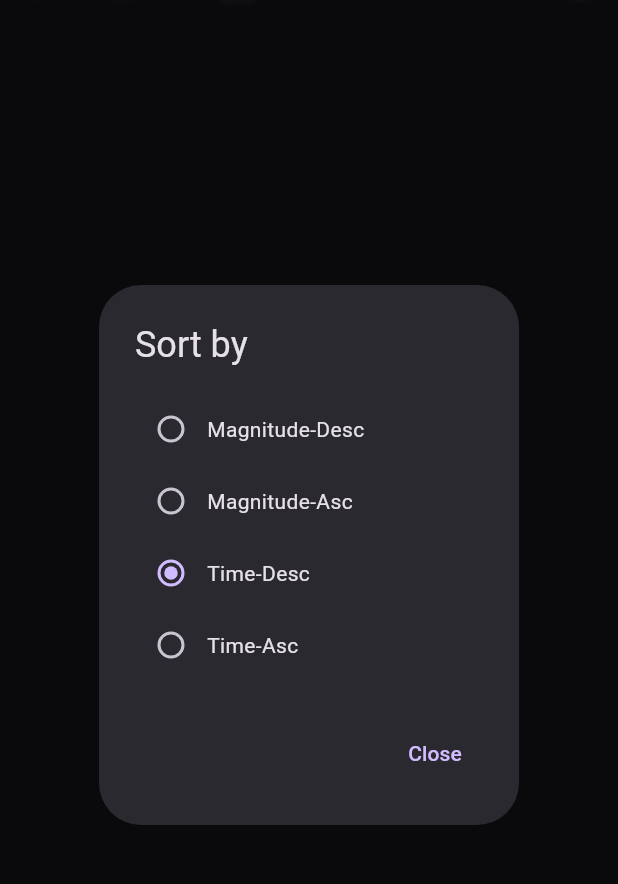
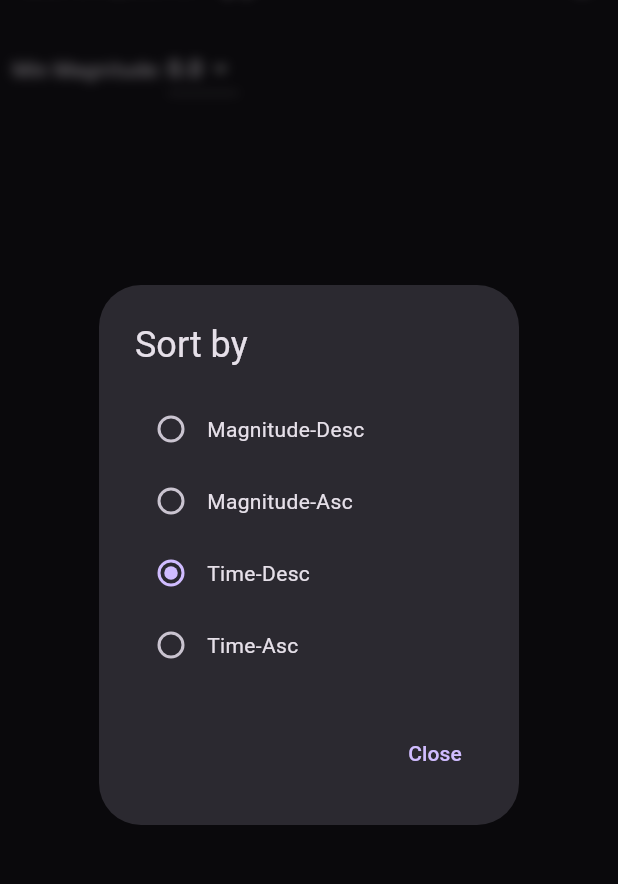
Before and after one commit to Fenirok/Earthquake_app, a Flutter app: the screen it shows after launch, after a tap on the "sort" icon, on a phone screen of 412 x 824 dp, the part 63-947 px from its top. Run offline on Flutter 3.47's test engine with Material 3 defaults, Android fonts, the phone set to English and light mode, and no system bars; our stand-ins replace flutter_easyloading, gap, geocoding, geolocator; network calls fail.

Commit message:
Add minimum magnitude filter and related updates

```diff
--- a/lib/main.dart
+++ b/lib/main.dart
@@ -16,7 +16,7 @@ void main() {
           create: (ctx) => ThemeProvider(),
         ),
       ],
-      child: MyApp(),
+      child: const MyApp(),
     ),
   );
 }
@@ -33,7 +33,7 @@ class MyApp extends StatelessWidget {
       theme: ThemeData.light(),
       darkTheme: ThemeData.dark(),
       builder: EasyLoading.init(),
-      home: HomePage(),
+      home: const HomePage(),
     );
   }
 }
--- a/lib/pages/customPageRoute.dart
+++ b/lib/pages/customPageRoute.dart
@@ -7,7 +7,7 @@ class CustomPageRoute extends PageRouteBuilder {
   CustomPageRoute({required this.child})
       : super(
     transitionDuration: const Duration(milliseconds: 200),
-    reverseTransitionDuration: Duration(milliseconds: 200),
+    reverseTransitionDuration: const Duration(milliseconds: 200),
     pageBuilder: (context, animation, secondaryAnimation) => child,
   );
 
--- a/lib/pages/home_page.dart
+++ b/lib/pages/home_page.dart
@@ -16,6 +16,9 @@ class HomePage extends StatefulWidget {
 }
 
 class _HomePageState extends State<HomePage> {
+  double _selectedMinMagnitude = 0;
+  final List<double> _magnitudeOptions = [0, 1, 2, 3, 4, 5, 6, 7];
+
   @override
   void didChangeDependencies() {
     Provider.of<AppDataProvider>(context, listen: false).init();
@@ -26,30 +29,63 @@ class _HomePageState extends State<HomePage> {
   Widget build(BuildContext context) {
     return Scaffold(
       appBar: AppBar(
-        title: Text('EarthQuake App'),
+        title: const Text('EarthQuake App'),
         actions: [
           IconButton(
             onPressed: _showSortingDialog,
-            icon: Icon(Icons.sort),
+            icon: const Icon(Icons.sort),
           ),
           IconButton(
             onPressed: () =>
-                Navigator.push(context, CustomPageRoute(child: SettingsPage())),
-            icon: Icon(Icons.settings),
+                Navigator.push(context, CustomPageRoute(child: const SettingsPage())),
+            icon: const Icon(Icons.settings),
           ),
         ],
       ),
-      body: Consumer<AppDataProvider>(
-        builder: (context, provider, child) => provider.hasDataLoaded
-            ? provider.earthquakeModels!.features!.isEmpty
-                ? Center(
-                    child: Text('No record found'),
-                  )
-                : ListView.builder(
-                    itemCount: provider.earthquakeModels!.features!.length,
+      body: Column(
+        children: [
+          Padding(
+            padding: const EdgeInsets.all(8.0),
+            child: Row(
+              children: [
+                const Text('Min Magnitude: '),
+                DropdownButton<double>(
+                  value: _selectedMinMagnitude,
+                  items: _magnitudeOptions
+                      .map((mag) => DropdownMenuItem(
+                            value: mag,
+                            child: Text(mag.toString()),
+                          ))
+                      .toList(),
+                  onChanged: (value) {
+                    if (value != null) {
+                      setState(() {
+                        _selectedMinMagnitude = value;
+                      });
+                    }
+                  },
+                ),
+              ],
+            ),
+          ),
+          Expanded(
+            child: Consumer<AppDataProvider>(
+              builder: (context, provider, child) {
+                if (!provider.hasDataLoaded) {
+                  return const Center(child: Text('Please Wait'));
+                }
+                final allFeatures = provider.earthquakeModels!.features!;
+                final filteredFeatures = allFeatures.where((feature) {
+                  final mag = feature.properties?.mag;
+                  return mag != null && mag >= _selectedMinMagnitude;
+                }).toList();
+                if (filteredFeatures.isEmpty) {
+                  return const Center(child: Text('No record found'));
+                }
+                return ListView.builder(
+                  itemCount: filteredFeatures.length,
                   itemBuilder: (context, index) {
-                      final data = provider
-                          .earthquakeModels!.features![index].properties!;
+                    final data = filteredFeatures[index].properties!;
                     return ListTile(
                       title: Text(data.place ?? data.title ?? 'Unknown'),
                       subtitle: Text(getFormatedDateTime(
@@ -64,10 +100,12 @@ class _HomePageState extends State<HomePage> {
                         label: Text('${data.mag}'),
                       ),
                     );
-                    })
-            : Center(
-                child: Text('Please Wait'),
+                  },
+                );
+              },
             ),
+          ),
+        ],
       ),
     );
   }
@@ -94,14 +132,14 @@ class _HomePageState extends State<HomePage> {
                   ).animate(
                     CurvedAnimation(parent: animation, curve: Curves.easeInOut),
                   ),
-                  child: SortingDialog(),
+                  child: const SortingDialog(),
                 ),
               )
             ],
           ),
         ),
-        transitionDuration: Duration(milliseconds: 200),
-        reverseTransitionDuration: Duration(milliseconds: 200),
+        transitionDuration: const Duration(milliseconds: 200),
+        reverseTransitionDuration: const Duration(milliseconds: 200),
         transitionsBuilder: (context, animation, secondaryAnimation, child) {
           return FadeTransition(
             opacity: animation,
--- a/lib/pages/sortingDialog.dart
+++ b/lib/pages/sortingDialog.dart
@@ -10,7 +10,7 @@ class SortingDialog extends StatelessWidget {
   @override
   Widget build(BuildContext context) {
     return AlertDialog(
-      title: Text('Sort by'),
+      title: const Text('Sort by'),
       content: Consumer<AppDataProvider>(
         builder: (context, provider, child) => Column(
           mainAxisSize: MainAxisSize.min,
@@ -53,7 +53,7 @@ class SortingDialog extends StatelessWidget {
       actions: [
         TextButton(
             onPressed: () => Navigator.pop(context),
-            child: Text('Close'))
+            child: const Text('Close'))
       ],
     );
   }
--- a/lib/providers/app_data_provider.dart
+++ b/lib/providers/app_data_provider.dart
@@ -62,7 +62,7 @@ class AppDataProvider with ChangeNotifier{
   }
 
   init() {
-    _startTime = getFormatedDateTime(DateTime.now().subtract(Duration(days: 1)).millisecondsSinceEpoch);
+    _startTime = getFormatedDateTime(DateTime.now().subtract(const Duration(days: 1)).millisecondsSinceEpoch);
     _endTime = getFormatedDateTime(DateTime.now().millisecondsSinceEpoch);
     _maxRadiusikm = maxRadiusKmThreshold;
     _setQueryParams();
--- a/lib/utils/helper_functions.dart
+++ b/lib/utils/helper_functions.dart
@@ -1,4 +1,3 @@
-import 'package:flutter/cupertino.dart';
 import 'package:flutter/material.dart';
 import 'package:intl/intl.dart';
 
```
Also changed, not shown: lib/pages/settings_page.dart (+10 -10 lines), pubspec.lock. Lines whose indentation alone changed are shown as unchanged.
